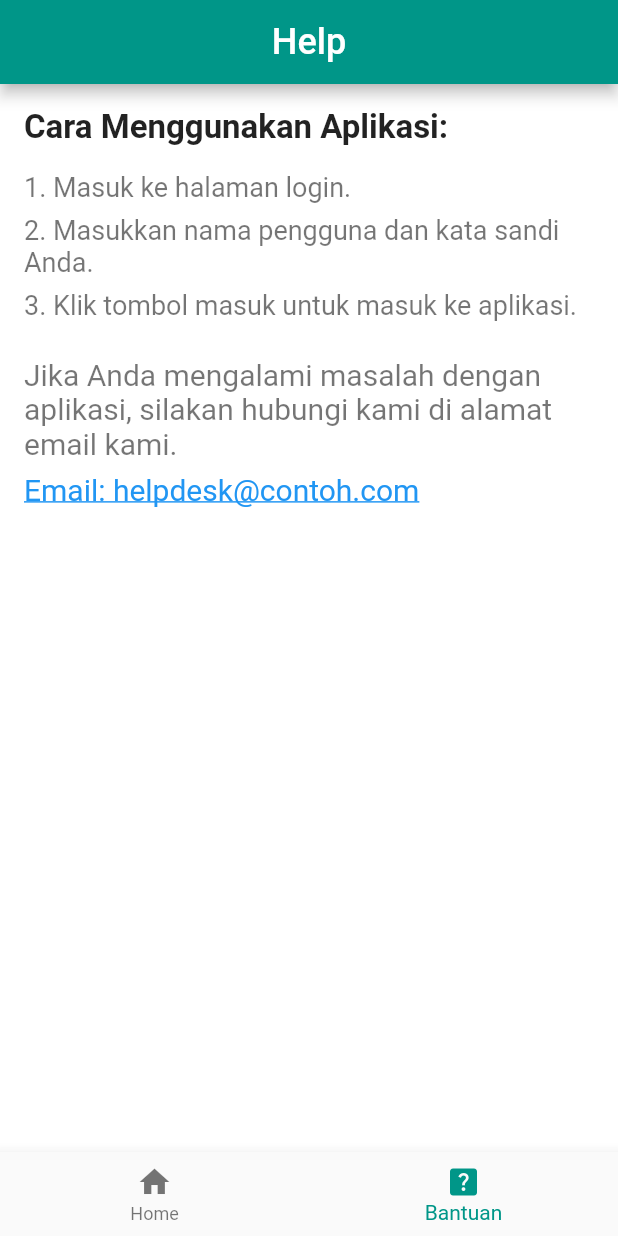
After one commit to AzkaHartami/workspace-tpm4, a Flutter app: the HomePage screen opened directly, item 2 of the bottom bar chosen, on a phone screen of 412 x 824 dp. The commit adds this screen. Run offline on Flutter 3.47's test engine with Material 2 defaults, Android fonts, the phone set to English and light mode, and no system bars; our stand-ins replace shared_preferences; accounts and stored records are empty.

Commit message:
add features bottom navbar and help page

```diff
--- a/lib/anggota.dart
+++ b/lib/anggota.dart
@@ -26,7 +26,6 @@ body: ListView(
             },
             child: Text('Azka'),
           ),
-
           SizedBox(height: 20),
           ElevatedButton(
             onPressed: () {
@@ -39,7 +38,6 @@ body: ListView(
             },
             child: Text('Raja'),
           ),
-
           SizedBox(height: 20),
           ElevatedButton(
             onPressed: () {
@@ -54,7 +52,6 @@ body: ListView(
           ),
         ],
       ),
-
     );
   }
 }
--- /dev/null
+++ b/lib/helpPage.dart
@@ -0,0 +1,77 @@
+import 'package:flutter/material.dart';
+
+class HelpPage extends StatelessWidget {
+  @override
+  Widget build(BuildContext context) {
+    return Scaffold(
+      backgroundColor: Colors.white,
+      appBar: AppBar(
+        automaticallyImplyLeading: false,
+        title: Text(
+          'Help',
+          style: TextStyle(
+            color: Colors.white,
+            fontSize: 24.0,
+          ),
+        ),
+        centerTitle: true,
+      ),
+      body: Padding(
+        padding: EdgeInsets.all(16.0),
+        child: Column(
+          crossAxisAlignment: CrossAxisAlignment.start,
+          children: [
+            Text(
+              'Cara Menggunakan Aplikasi:',
+              style: TextStyle(
+                fontSize: 22.0,
+                fontWeight: FontWeight.bold,
+              ),
+            ),
+            SizedBox(height: 16.0),
+            Text(
+              '1. Masuk ke halaman login.',
+              style: TextStyle(
+                fontSize: 18.0,
+                color: Colors.black54,
+              ),
+            ),
+            SizedBox(height: 8.0),
+            Text(
+              '2. Masukkan nama pengguna dan kata sandi Anda.',
+              style: TextStyle(
+                fontSize: 18.0,
+                color: Colors.black54,
+              ),
+            ),
+            SizedBox(height: 8.0),
+            Text(
+              '3. Klik tombol masuk untuk masuk ke aplikasi.',
+              style: TextStyle(
+                fontSize: 18.0,
+                color: Colors.black54,
+              ),
+            ),
+            SizedBox(height: 24.0),
+            Text(
+              'Jika Anda mengalami masalah dengan aplikasi, silakan hubungi kami di alamat email kami.',
+              style: TextStyle(
+                fontSize: 20.0,
+                color: Colors.black54,
+              ),
+            ),
+            SizedBox(height: 8.0),
+            Text(
+              'Email: helpdesk@contoh.com',
+              style: TextStyle(
+                fontSize: 20.0,
+                color: Colors.blue,
+                decoration: TextDecoration.underline,
+              ),
+            ),
+          ],
+        ),
+      ),
+    );
+  }
+}
--- /dev/null
+++ b/lib/homePage.dart
@@ -0,0 +1,39 @@
+import 'package:flutter/material.dart';
+import 'package:tugas4/homescreen.dart';
+import 'package:tugas4/helpPage.dart';
+
+class HomePage extends StatefulWidget {
+  @override
+  _HomePageState createState() => _HomePageState();
+}
+
+class _HomePageState extends State<HomePage> {
+  int _currentIndex = 0;
+
+  final List<Widget> _pages = [HomeScreen(), HelpPage()];
+
+  @override
+  Widget build(BuildContext context) {
+    return Scaffold(
+      body: _pages[_currentIndex],
+      bottomNavigationBar: BottomNavigationBar(
+        currentIndex: _currentIndex,
+        onTap: (index) {
+          setState(() {
+            _currentIndex = index;
+          });
+        },
+        items: const [
+          BottomNavigationBarItem(
+            icon: Icon(Icons.home),
+            label: 'Home',
+          ),
+          BottomNavigationBarItem(
+            icon: Icon(Icons.help_center),
+            label: 'Bantuan',
+          ),
+        ],
+      ),
+    );
+  }
+}
--- a/lib/login.dart
+++ b/lib/login.dart
@@ -1,5 +1,5 @@
 import 'package:flutter/material.dart';
-import 'homescreen.dart';
+import 'package:tugas4/homePage.dart';
 
 class LoginScreen extends StatefulWidget {
   @override
@@ -7,8 +7,7 @@ class LoginScreen extends StatefulWidget {
 }
 
 class _LoginScreenState extends State<LoginScreen> {
-  final TextEditingController emailController =
-      TextEditingController(text: '');
+  final TextEditingController emailController = TextEditingController(text: '');
   final TextEditingController passwordController =
       TextEditingController(text: '');
 
@@ -23,13 +22,13 @@ class _LoginScreenState extends State<LoginScreen> {
       // Navigate to home screen or do any other action on successful login
       Navigator.push(
         context,
-         MaterialPageRoute(builder: (context) => HomeScreen()),);
+        MaterialPageRoute(builder: (context) => HomePage()),
+      );
     } else {
       emailController.clear();
       passwordController.clear();
       setState(() {
-        errorMessage =
-            'Email atau Password salah, ulangi lagi';
+        errorMessage = 'Email atau Password salah, ulangi lagi';
       });
     }
   }
@@ -38,8 +37,8 @@ class _LoginScreenState extends State<LoginScreen> {
   Widget build(BuildContext context) {
     return Scaffold(
       appBar: AppBar(
-    title: Text('Menu Login'),
-  ),
+        title: Text('Menu Login'),
+      ),
       body: Container(
         padding: const EdgeInsets.all(16.0),
         child: Center(
--- a/lib/main.dart
+++ b/lib/main.dart
@@ -14,9 +14,9 @@ class MyApp extends StatelessWidget {
       debugShowCheckedModeBanner: false,
       title: 'Flutter Demo',
       theme: ThemeData(
-        primarySwatch: Colors.grey,
+        primarySwatch: Colors.teal,
       ),
-      home:  LoginScreen(),
+      home: LoginScreen(),
     );
   }
 }
```
Also changed, not shown: lib/homescreen.dart (+1 -8 lines). Lines whose indentation alone changed are shown as unchanged.
